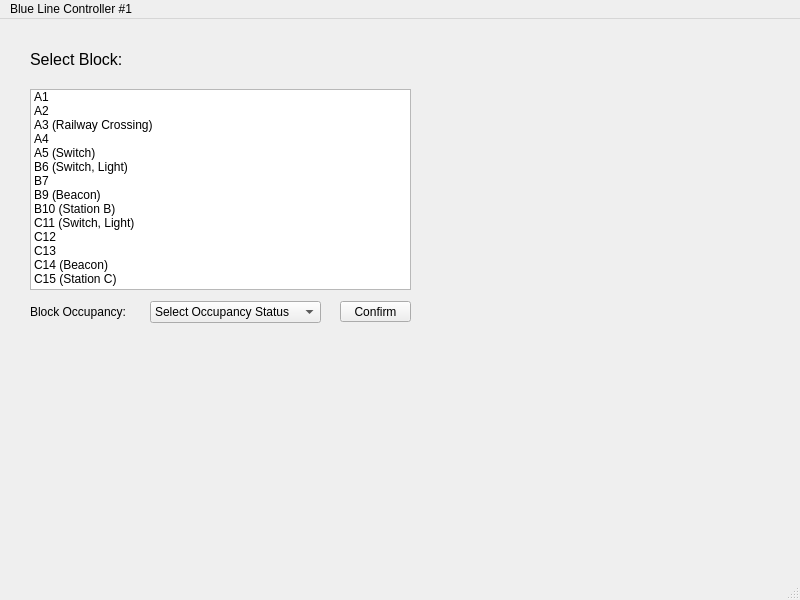
Qt form module-wayside-controller/wayside-controller-QT/wayside_controller_testbench.ui (connor-marsh/ECE1140ChooChoo) before a commit.
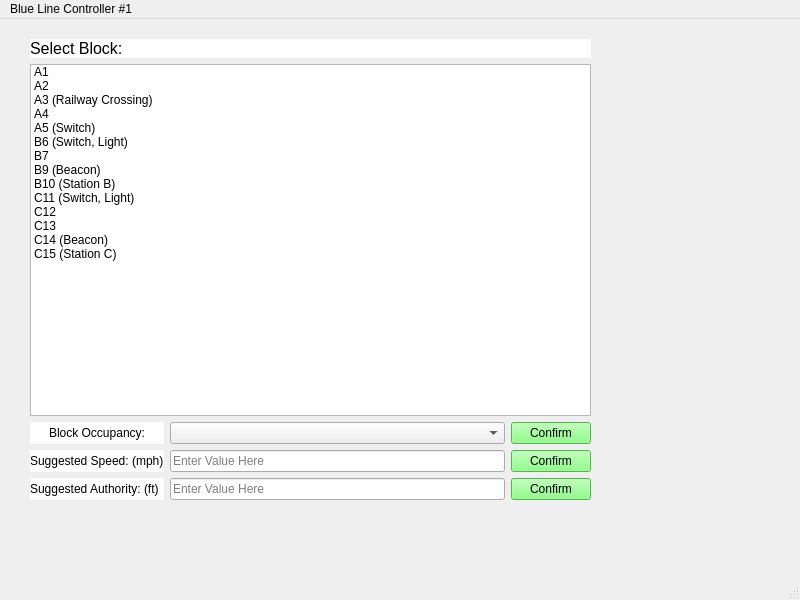
The same form after that commit.

Commit message: Modified the style of the elements in the main window, added grid layout.

```diff
--- a/module-wayside-controller/wayside-controller-QT/wayside_controller_testbench.ui
+++ b/module-wayside-controller/wayside-controller-QT/wayside_controller_testbench.ui
@@ -15,66 +15,18 @@
    <string>MainWindow</string>
   </property>
   <widget class="QWidget" name="centralwidget">
-   <widget class="QPushButton" name="block_occupancy_confirmation_button">
-    <property name="geometry">
-     <rect>
-      <x>340</x>
-      <y>282</y>
-      <width>71</width>
-      <height>21</height>
-     </rect>
-    </property>
-    <property name="text">
-     <string>Confirm</string>
-    </property>
-   </widget>
-   <widget class="QLabel" name="block_occupancy_label">
+   <widget class="QWidget" name="gridLayoutWidget">
     <property name="geometry">
      <rect>
       <x>30</x>
-      <y>282</y>
-      <width>101</width>
-      <height>21</height>
+      <y>20</y>
+      <width>561</width>
+      <height>461</height>
      </rect>
     </property>
-    <property name="text">
-     <string>Block Occupancy:</string>
-    </property>
-   </widget>
-   <widget class="QComboBox" name="block_occupancy_combo_box">
-    <property name="geometry">
-     <rect>
-      <x>150</x>
-      <y>282</y>
-      <width>171</width>
-      <height>22</height>
-     </rect>
-    </property>
-    <item>
-     <property name="text">
-      <string>Select Occupancy Status</string>
-     </property>
-    </item>
-    <item>
-     <property name="text">
-      <string>Occupied</string>
-     </property>
-    </item>
-    <item>
-     <property name="text">
-      <string>Unoccupied</string>
-     </property>
-    </item>
-   </widget>
+    <layout class="QGridLayout" name="gridLayout">
+     <item row="1" column="0">
    <widget class="QListWidget" name="select_block_list">
-    <property name="geometry">
-     <rect>
-      <x>30</x>
-      <y>70</y>
-      <width>381</width>
-      <height>201</height>
-     </rect>
-    </property>
     <property name="verticalScrollBarPolicy">
      <enum>Qt::ScrollBarAsNeeded</enum>
     </property>
@@ -149,23 +101,135 @@
      </property>
     </item>
    </widget>
+     </item>
+     <item row="0" column="0">
    <widget class="QLabel" name="select_block_label">
-    <property name="geometry">
-     <rect>
-      <x>30</x>
-      <y>30</y>
-      <width>141</width>
-      <height>21</height>
-     </rect>
-    </property>
     <property name="font">
      <font>
       <pointsize>12</pointsize>
      </font>
     </property>
+       <property name="styleSheet">
+        <string notr="true">background-color: rgb(255, 255, 255);
+border-color: rgb(0, 0, 0);</string>
+       </property>
     <property name="text">
      <string>Select Block:</string>
     </property>
+      </widget>
+     </item>
+     <item row="2" column="0">
+      <layout class="QGridLayout" name="gridLayout_2">
+       <item row="0" column="1">
+        <widget class="QComboBox" name="block_occupancy_combo_box">
+         <property name="placeholderText">
+          <string>Select Value Here</string>
+         </property>
+         <item>
+          <property name="text">
+           <string>Unoccupied</string>
+          </property>
+         </item>
+         <item>
+          <property name="text">
+           <string>Occupied</string>
+          </property>
+         </item>
+         <item>
+          <property name="text">
+           <string>Maintenance</string>
+          </property>
+         </item>
+         <item>
+          <property name="text">
+           <string>Track Failure</string>
+          </property>
+         </item>
+        </widget>
+       </item>
+       <item row="0" column="0">
+        <widget class="QLabel" name="block_occupancy_label">
+         <property name="styleSheet">
+          <string notr="true">background-color: rgb(255, 255, 255);</string>
+         </property>
+         <property name="text">
+          <string>Block Occupancy:</string>
+         </property>
+         <property name="alignment">
+          <set>Qt::AlignCenter</set>
+         </property>
+        </widget>
+       </item>
+       <item row="1" column="0">
+        <widget class="QLabel" name="block_occupancy_label_2">
+         <property name="styleSheet">
+          <string notr="true">background-color: rgb(255, 255, 255);</string>
+         </property>
+         <property name="text">
+          <string>Suggested Speed: (mph)</string>
+         </property>
+        </widget>
+       </item>
+       <item row="1" column="2">
+        <widget class="QPushButton" name="block_occupancy_confirmation_button_2">
+         <property name="styleSheet">
+          <string notr="true">background-color: rgb(110, 255, 102);</string>
+         </property>
+         <property name="text">
+          <string>Confirm</string>
+         </property>
+        </widget>
+       </item>
+       <item row="0" column="2">
+        <widget class="QPushButton" name="block_occupancy_confirmation_button">
+         <property name="styleSheet">
+          <string notr="true">background-color: rgb(110, 255, 102);</string>
+         </property>
+         <property name="text">
+          <string>Confirm</string>
+         </property>
+        </widget>
+       </item>
+       <item row="2" column="0">
+        <widget class="QLabel" name="block_occupancy_label_3">
+         <property name="styleSheet">
+          <string notr="true">background-color: rgb(255, 255, 255);</string>
+         </property>
+         <property name="text">
+          <string>Suggested Authority: (ft)</string>
+         </property>
+        </widget>
+       </item>
+       <item row="2" column="2">
+        <widget class="QPushButton" name="block_occupancy_confirmation_button_3">
+         <property name="styleSheet">
+          <string notr="true">background-color: rgb(110, 255, 102);</string>
+         </property>
+         <property name="text">
+          <string>Confirm</string>
+         </property>
+        </widget>
+       </item>
+       <item row="2" column="1">
+        <widget class="QLineEdit" name="lineEdit">
+         <property name="placeholderText">
+          <string>Enter Value Here</string>
+         </property>
+        </widget>
+       </item>
+       <item row="1" column="1">
+        <widget class="QLineEdit" name="lineEdit_2">
+         <property name="text">
+          <string/>
+         </property>
+         <property name="placeholderText">
+          <string>Enter Value Here</string>
+         </property>
+        </widget>
+       </item>
+      </layout>
+     </item>
+    </layout>
    </widget>
   </widget>
   <widget class="QMenuBar" name="menu_bar">
```
Lines whose indentation alone changed are shown as unchanged. The commit also changes 1 other file.
